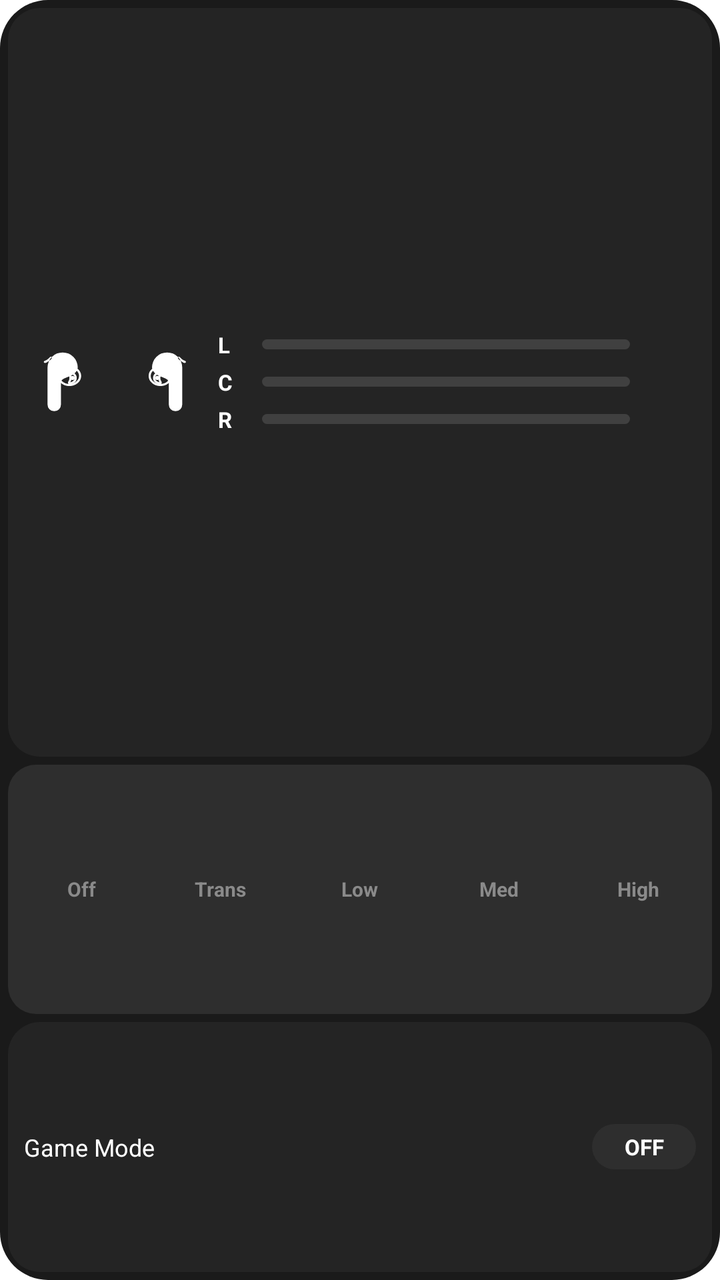
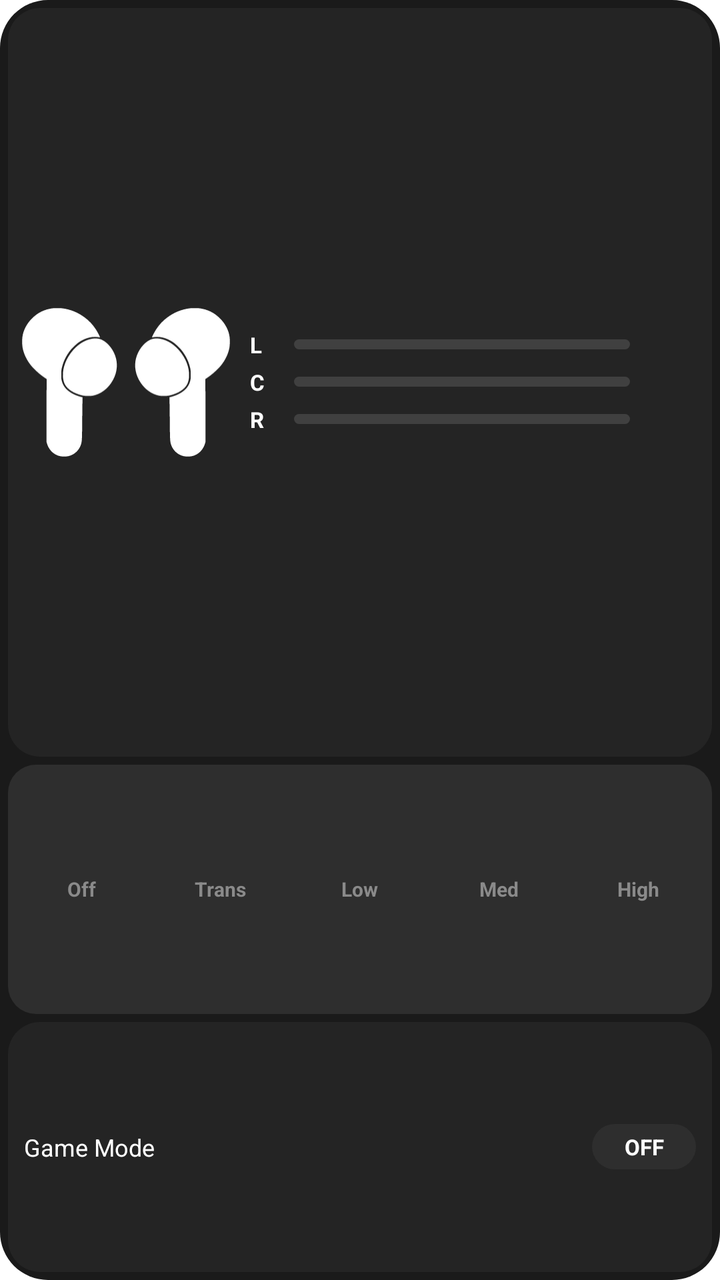

An Android layout rendered at two revisions. The XML below is the earlier revision; the diff shows what the commit changed to produce the second picture.
<!-- AndroidManifest.xml: fallback theme Theme.MaterialComponents.DayNight.NoActionBar -->
<!-- res/layout/widget_anc.xml -->
<?xml version="1.0" encoding="utf-8"?>
<LinearLayout xmlns:android="http://schemas.android.com/apk/res/android"
    android:id="@+id/widget_root"
    android:layout_width="match_parent"
    android:layout_height="match_parent"
    android:orientation="vertical"
    android:padding="4dp"
    android:background="@drawable/widget_outer_bg">

    <LinearLayout
        android:layout_width="match_parent"
        android:layout_height="0dp"
        android:layout_weight="3"
        android:orientation="horizontal"
        android:padding="7dp"
        android:background="@drawable/widget_card_bg"
        android:gravity="center_vertical">

        <LinearLayout
            android:layout_width="88dp"
            android:layout_height="match_parent"
            android:orientation="horizontal"
            android:gravity="center"
            android:paddingTop="2dp"
            android:paddingBottom="2dp"
            android:paddingStart="2dp"
            android:paddingEnd="2dp">

            <ImageView
                android:id="@+id/widget_bud_left"
                android:layout_width="0dp"
                android:layout_height="match_parent"
                android:layout_weight="1"
                android:scaleType="fitCenter"
                android:src="@drawable/ic_bud_left"
                android:contentDescription="@string/widget_battery_left" />

            <ImageView
                android:id="@+id/widget_bud_right"
                android:layout_width="0dp"
                android:layout_height="match_parent"
                android:layout_weight="1"
                android:scaleType="fitCenter"
                android:src="@drawable/ic_bud_right"
                android:contentDescription="@string/widget_battery_right" />
        </LinearLayout>

        <LinearLayout
            android:layout_width="0dp"
            android:layout_height="wrap_content"
            android:layout_weight="1"
            android:orientation="vertical"
            android:paddingStart="10dp">

            <LinearLayout
                android:id="@+id/widget_row_left"
                android:layout_width="match_parent"
                android:layout_height="wrap_content"
                android:orientation="horizontal"
                android:gravity="center_vertical"
                android:layout_marginBottom="4dp">

                <TextView
                    android:layout_width="14dp"
                    android:layout_height="wrap_content"
                    android:text="@string/widget_battery_left"
                    android:textColor="@color/widget_text_primary"
                    android:textSize="11sp"
                    android:textStyle="bold" />

                <ProgressBar
                    android:id="@+id/widget_bar_left"
                    style="@android:style/Widget.ProgressBar.Horizontal"
                    android:layout_width="0dp"
                    android:layout_height="5dp"
                    android:layout_weight="1"
                    android:layout_marginStart="8dp"
                    android:layout_marginEnd="6dp"
                    android:max="100"
                    android:progress="0"
                    android:progressDrawable="@drawable/widget_battery_bar" />

                <TextView
                    android:id="@+id/widget_text_left"
                    android:layout_width="28dp"
                    android:layout_height="wrap_content"
                    android:text=""
                    android:textColor="@color/widget_text_primary"
                    android:textSize="10sp"
                    android:gravity="end" />
            </LinearLayout>

            <LinearLayout
                android:id="@+id/widget_row_case"
                android:layout_width="match_parent"
                android:layout_height="wrap_content"
                android:orientation="horizontal"
                android:gravity="center_vertical"
                android:layout_marginBottom="4dp">

                <TextView
                    android:layout_width="14dp"
                    android:layout_height="wrap_content"
                    android:text="@string/widget_battery_case"
                    android:textColor="@color/widget_text_primary"
                    android:textSize="11sp"
                    android:textStyle="bold" />

                <ProgressBar
                    android:id="@+id/widget_bar_case"
                    style="@android:style/Widget.ProgressBar.Horizontal"
                    android:layout_width="0dp"
                    android:layout_height="5dp"
                    android:layout_weight="1"
                    android:layout_marginStart="8dp"
                    android:layout_marginEnd="6dp"
                    android:max="100"
                    android:progress="0"
                    android:progressDrawable="@drawable/widget_battery_bar" />

                <TextView
                    android:id="@+id/widget_text_case"
                    android:layout_width="28dp"
                    android:layout_height="wrap_content"
                    android:text=""
                    android:textColor="@color/widget_text_primary"
                    android:textSize="10sp"
                    android:gravity="end" />
            </LinearLayout>

            <LinearLayout
                android:id="@+id/widget_row_right"
                android:layout_width="match_parent"
                android:layout_height="wrap_content"
                android:orientation="horizontal"
                android:gravity="center_vertical">

                <TextView
                    android:layout_width="14dp"
                    android:layout_height="wrap_content"
                    android:text="@string/widget_battery_right"
                    android:textColor="@color/widget_text_primary"
                    android:textSize="11sp"
                    android:textStyle="bold" />

                <ProgressBar
                    android:id="@+id/widget_bar_right"
                    style="@android:style/Widget.ProgressBar.Horizontal"
                    android:layout_width="0dp"
                    android:layout_height="5dp"
                    android:layout_weight="1"
                    android:layout_marginStart="8dp"
                    android:layout_marginEnd="6dp"
                    android:max="100"
                    android:progress="0"
                    android:progressDrawable="@drawable/widget_battery_bar" />

                <TextView
                    android:id="@+id/widget_text_right"
                    android:layout_width="28dp"
                    android:layout_height="wrap_content"
                    android:text=""
                    android:textColor="@color/widget_text_primary"
                    android:textSize="10sp"
                    android:gravity="end" />
            </LinearLayout>
        </LinearLayout>
    </LinearLayout>

    <LinearLayout
        android:id="@+id/widget_anc_segments"
        android:layout_width="match_parent"
        android:layout_height="0dp"
        android:layout_weight="1"
        android:layout_marginTop="4dp"
        android:orientation="horizontal"
        android:padding="2dp"
        android:background="@drawable/widget_segment_container">

        <TextView android:id="@+id/widget_seg_off"
            android:layout_width="0dp" android:layout_height="match_parent"
            android:layout_weight="1" android:gravity="center"
            android:text="@string/widget_anc_off"
            android:textColor="@color/widget_segment_text"
            android:textSize="10sp" android:textStyle="bold"
            android:background="@drawable/widget_segment_bg" />

        <TextView android:id="@+id/widget_seg_trans"
            android:layout_width="0dp" android:layout_height="match_parent"
            android:layout_weight="1" android:gravity="center"
            android:text="@string/widget_anc_trans"
            android:textColor="@color/widget_segment_text"
            android:textSize="10sp" android:textStyle="bold"
            android:background="@drawable/widget_segment_bg" />

        <TextView android:id="@+id/widget_seg_low"
            android:layout_width="0dp" android:layout_height="match_parent"
            android:layout_weight="1" android:gravity="center"
            android:text="@string/widget_anc_low"
            android:textColor="@color/widget_segment_text"
            android:textSize="10sp" android:textStyle="bold"
            android:background="@drawable/widget_segment_bg" />

        <TextView android:id="@+id/widget_seg_med"
            android:layout_width="0dp" android:layout_height="match_parent"
            android:layout_weight="1" android:gravity="center"
            android:text="@string/widget_anc_med"
            android:textColor="@color/widget_segment_text"
            android:textSize="10sp" android:textStyle="bold"
            android:background="@drawable/widget_segment_bg" />

        <TextView android:id="@+id/widget_seg_high"
            android:layout_width="0dp" android:layout_height="match_parent"
            android:layout_weight="1" android:gravity="center"
            android:text="@string/widget_anc_high"
            android:textColor="@color/widget_segment_text"
            android:textSize="10sp" android:textStyle="bold"
            android:background="@drawable/widget_segment_bg" />
    </LinearLayout>

    <LinearLayout
        android:id="@+id/widget_game_row"
        android:layout_width="match_parent"
        android:layout_height="0dp"
        android:layout_weight="1"
        android:layout_marginTop="4dp"
        android:orientation="horizontal"
        android:paddingStart="8dp"
        android:paddingEnd="8dp"
        android:background="@drawable/widget_card_bg"
        android:gravity="center_vertical">

        <TextView
            android:layout_width="0dp"
            android:layout_height="wrap_content"
            android:layout_weight="1"
            android:text="@string/widget_game_mode_label"
            android:textColor="@color/widget_text_primary"
            android:textSize="12sp" />

        <TextView
            android:id="@+id/widget_game_switch"
            android:layout_width="wrap_content"
            android:layout_height="wrap_content"
            android:minWidth="52dp"
            android:paddingStart="14dp"
            android:paddingEnd="14dp"
            android:paddingTop="4dp"
            android:paddingBottom="4dp"
            android:gravity="center"
            android:text="OFF"
            android:textColor="@color/widget_text_primary"
            android:textSize="11sp"
            android:textStyle="bold"
            android:background="@drawable/widget_button_bg" />
    </LinearLayout>
</LinearLayout>
<!-- resources referenced by this layout -->
<resources>
  <color name="widget_segment_text">#8A8A8A</color>
  <color name="widget_text_primary">#FFFFFF</color>
  <!-- drawable ic_bud_left: vector/xml drawable (drawable, 2006 chars, omitted) -->
  <!-- drawable ic_bud_right (drawable) -->
  <?xml version="1.0" encoding="utf-8"?>
  <vector xmlns:android="http://schemas.android.com/apk/res/android"
      android:width="48dp" android:height="48dp"
      android:viewportWidth="48" android:viewportHeight="48">
  
      <path
          android:fillColor="#FFFFFF"
          android:fillType="evenOdd"
          android:pathData="
              M 41.28 15.36
              A 8.64 8.64 0 0 0 24 15.36
              C 24.96 21.6 33.6 20.16 33.6 24
              L 33.6 36.48
              A 3.84 3.84 0 0 0 41.28 36.48
              Z
  
              M 39.84 9.37
              C 39.36 8.99 38.81 9.0 38.83 9.75
              C 38.86 10.38 39.26 10.86 40.51 11.63
              C 41.76 12.4 42.4 12.99 43.0 12.7
              C 43.7 12.36 43.46 11.66 42.4 11.37
              C 41.36 11.09 40.32 9.75 39.84 9.37
              Z" />
  
      
      <path
          android:fillColor="#00000000"
          android:strokeColor="#FFFFFF"
          android:strokeWidth="1.2"
          android:pathData="
              M 28.8 14.98
              C 25.41 14.98 22.66 17.35 22.66 20.16
              C 22.66 22.97 25.41 25.34 28.8 25.34
              C 32.19 25.34 34.94 22.97 34.94 20.16
              C 34.94 17.35 32.19 14.98 28.8 14.98
              Z" />
  
      
      <path
          android:fillColor="#00000000"
          android:strokeColor="#FFFFFF"
          android:strokeWidth="1.2"
          android:pathData="
              M 27.07 18.62
              C 25.85 19.19 25.19 20.19 25.19 21.31
              C 25.19 22.43 25.85 23.43 27.07 24
              C 28.29 24.57 29.53 24.57 28.75 23.43
              C 27.97 22.29 27.97 20.33 28.75 19.19
              C 29.53 18.05 28.29 18.05 27.07 18.62
              Z" />
  
      
      <path
          android:fillColor="#FFFFFF"
          android:fillType="evenOdd"
          android:pathData="
              M 28.26 21.31
              C 28.26 20.64 27.69 20.11 26.99 20.11
              C 26.29 20.11 25.72 20.64 25.72 21.31
              C 25.72 21.98 26.29 22.51 26.99 22.51
              C 27.69 22.51 28.26 21.98 28.26 21.31
              Z" />
  </vector>
  <!-- drawable widget_card_bg (drawable) -->
  <?xml version="1.0" encoding="utf-8"?>
  <shape xmlns:android="http://schemas.android.com/apk/res/android"
      android:shape="rectangle">
      <solid android:color="@color/widget_bg_card" />
      <corners android:radius="16dp" />
  </shape>
  <!-- drawable widget_outer_bg (drawable) -->
  <?xml version="1.0" encoding="utf-8"?>
  <shape xmlns:android="http://schemas.android.com/apk/res/android"
      android:shape="rectangle">
      <solid android:color="@color/widget_bg_outer" />
      <corners android:radius="24dp" />
  </shape>
  <!-- drawable widget_segment_bg (drawable) -->
  <?xml version="1.0" encoding="utf-8"?>
  <shape xmlns:android="http://schemas.android.com/apk/res/android"
      android:shape="rectangle">
      <solid android:color="#00000000" />
      <corners android:radius="10dp" />
  </shape>
  <string name="widget_anc_high">High</string>
  <string name="widget_anc_low">Low</string>
  <string name="widget_anc_med">Med</string>
  <string name="widget_anc_off">Off</string>
  <string name="widget_anc_trans">Trans</string>
  <string name="widget_battery_case">C</string>
  <string name="widget_battery_left">L</string>
  <string name="widget_battery_right">R</string>
  <string name="widget_game_mode_label">Game Mode</string>
  <color name="widget_bar_track">#404040</color>
  <color name="widget_bar_fill">#FFFFFF</color>
  <color name="widget_bg_button">#2E2E2E</color>
  <color name="widget_bg_card">#242424</color>
  <color name="widget_bg_outer">#1A1A1A</color>
  <color name="widget_segment_bg">#2E2E2E</color>
  <!-- unchanged entries left out for length: 3 -->
</resources>

<!-- the commit's change to res/layout/widget_anc.xml (unified diff, before → after) -->
@@ -8,6 +8,7 @@
     android:background="@drawable/widget_outer_bg">
 
     <LinearLayout
+        android:id="@+id/widget_battery_card"
         android:layout_width="match_parent"
         android:layout_height="0dp"
         android:layout_weight="3"
@@ -16,30 +17,33 @@
         android:background="@drawable/widget_card_bg"
         android:gravity="center_vertical">
 
+        
         <LinearLayout
-            android:layout_width="88dp"
+            android:id="@+id/widget_bud_row"
+            android:layout_width="wrap_content"
             android:layout_height="match_parent"
             android:orientation="horizontal"
-            android:gravity="center"
+            android:gravity="center_vertical"
             android:paddingTop="2dp"
-            android:paddingBottom="2dp"
-            android:paddingStart="2dp"
-            android:paddingEnd="2dp">
+            android:paddingBottom="2dp">
 
             <ImageView
                 android:id="@+id/widget_bud_left"
-                android:layout_width="0dp"
-                android:layout_height="match_parent"
-                android:layout_weight="1"
+                android:layout_width="@dimen/widget_bud_width"
+                android:layout_height="@dimen/widget_bud_height"
                 android:scaleType="fitCenter"
                 android:src="@drawable/ic_bud_left"
                 android:contentDescription="@string/widget_battery_left" />
 
+            
+            <TextView
+                android:layout_width="@dimen/widget_bud_gap"
+                android:layout_height="1dp" />
+
             <ImageView
                 android:id="@+id/widget_bud_right"
-                android:layout_width="0dp"
-                android:layout_height="match_parent"
-                android:layout_weight="1"
+                android:layout_width="@dimen/widget_bud_width"
+                android:layout_height="@dimen/widget_bud_height"
                 android:scaleType="fitCenter"
                 android:src="@drawable/ic_bud_right"
                 android:contentDescription="@string/widget_battery_right" />
@@ -254,4 +258,34 @@
             android:textStyle="bold"
             android:background="@drawable/widget_button_bg" />
     </LinearLayout>
+
+    
+    <LinearLayout
+        android:id="@+id/widget_conn_row"
+        android:layout_width="match_parent"
+        android:layout_height="wrap_content"
+        android:orientation="horizontal"
+        android:gravity="center"
+        android:paddingTop="6dp"
+        android:paddingBottom="6dp"
+        android:visibility="gone">
+
+        <ImageView
+            android:id="@+id/widget_conn_dot"
+            android:layout_width="10dp"
+            android:layout_height="10dp"
+            android:scaleType="fitCenter"
+            android:src="@drawable/ic_status_dot_empty"
+            android:contentDescription="@string/conn_status_desc" />
+
+        <TextView
+            android:id="@+id/widget_conn_text"
+            android:layout_width="wrap_content"
+            android:layout_height="wrap_content"
+            android:layout_marginStart="6dp"
+            android:text="@string/conn_off"
+            android:textColor="@color/widget_text_secondary"
+            android:textSize="12sp"
+            android:textStyle="bold" />
+    </LinearLayout>
 </LinearLayout>
<!-- resource entries referenced after the edit -->
@@ -2,69 +2,30 @@
 <resources>
   <color name="widget_segment_text">#8A8A8A</color>
   <color name="widget_text_primary">#FFFFFF</color>
-  <!-- drawable ic_bud_left: vector/xml drawable (drawable, 2006 chars, omitted) -->
-  <!-- drawable ic_bud_right (drawable) -->
+  <color name="widget_text_secondary">#8A8A8A</color>
+  <dimen name="widget_bud_gap">8dp</dimen>
+  <dimen name="widget_bud_height">75dp</dimen>
+  <dimen name="widget_bud_width">48dp</dimen>
+  <!-- drawable ic_bud_left: vector/xml drawable (drawable, 2105 chars, omitted) -->
+  <!-- drawable ic_bud_right: vector/xml drawable (drawable, 2106 chars, omitted) -->
+  <!-- drawable ic_status_dot_empty (drawable) -->
   <?xml version="1.0" encoding="utf-8"?>
   <vector xmlns:android="http://schemas.android.com/apk/res/android"
-      android:width="48dp" android:height="48dp"
-      android:viewportWidth="48" android:viewportHeight="48">
+      android:width="10dp" android:height="10dp"
+      android:viewportWidth="10" android:viewportHeight="10">
   
       <path
           android:fillColor="#FFFFFF"
           android:fillType="evenOdd"
           android:pathData="
-              M 41.28 15.36
-              A 8.64 8.64 0 0 0 24 15.36
-              C 24.96 21.6 33.6 20.16 33.6 24
-              L 33.6 36.48
-              A 3.84 3.84 0 0 0 41.28 36.48
+              M 5 0
+              A 5 5 0 0 1 5 10
+              A 5 5 0 0 1 5 0
               Z
   
-              M 39.84 9.37
-              C 39.36 8.99 38.81 9.0 38.83 9.75
-              C 38.86 10.38 39.26 10.86 40.51 11.63
-              C 41.76 12.4 42.4 12.99 43.0 12.7
-              C 43.7 12.36 43.46 11.66 42.4 11.37
-              C 41.36 11.09 40.32 9.75 39.84 9.37
-              Z" />
-  
-      
-      <path
-          android:fillColor="#00000000"
-          android:strokeColor="#FFFFFF"
-          android:strokeWidth="1.2"
-          android:pathData="
-              M 28.8 14.98
-              C 25.41 14.98 22.66 17.35 22.66 20.16
-              C 22.66 22.97 25.41 25.34 28.8 25.34
-              C 32.19 25.34 34.94 22.97 34.94 20.16
-              C 34.94 17.35 32.19 14.98 28.8 14.98
-              Z" />
-  
-      
-      <path
-          android:fillColor="#00000000"
-          android:strokeColor="#FFFFFF"
-          android:strokeWidth="1.2"
-          android:pathData="
-              M 27.07 18.62
-              C 25.85 19.19 25.19 20.19 25.19 21.31
-              C 25.19 22.43 25.85 23.43 27.07 24
-              C 28.29 24.57 29.53 24.57 28.75 23.43
-              C 27.97 22.29 27.97 20.33 28.75 19.19
-              C 29.53 18.05 28.29 18.05 27.07 18.62
-              Z" />
-  
-      
-      <path
-          android:fillColor="#FFFFFF"
-          android:fillType="evenOdd"
-          android:pathData="
-              M 28.26 21.31
-              C 28.26 20.64 27.69 20.11 26.99 20.11
-              C 26.29 20.11 25.72 20.64 25.72 21.31
-              C 25.72 21.98 26.29 22.51 26.99 22.51
-              C 27.69 22.51 28.26 21.98 28.26 21.31
+              M 5 1.6
+              A 3.4 3.4 0 0 1 5 8.4
+              A 3.4 3.4 0 0 1 5 1.6
               Z" />
   </vector>
   <!-- drawable widget_card_bg (drawable) -->
@@ -88,6 +49,8 @@
       <solid android:color="#00000000" />
       <corners android:radius="10dp" />
   </shape>
+  <string name="conn_off">Disconnected</string>
+  <string name="conn_status_desc">Connection status</string>
   <string name="widget_anc_high">High</string>
   <string name="widget_anc_low">Low</string>
   <string name="widget_anc_med">Med</string>
